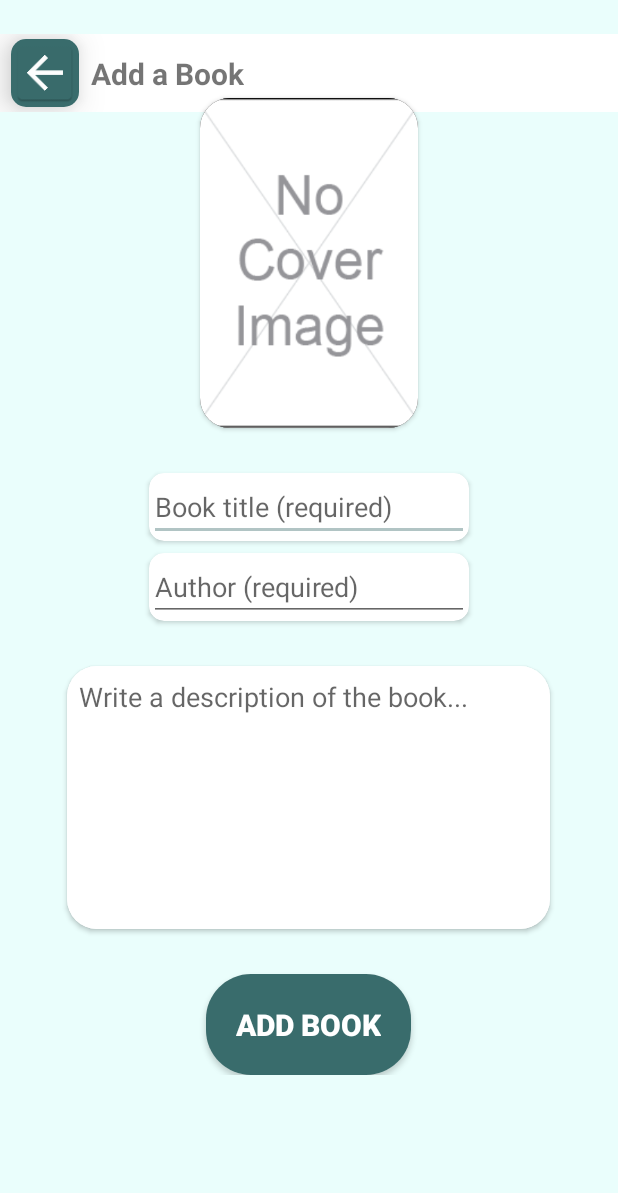
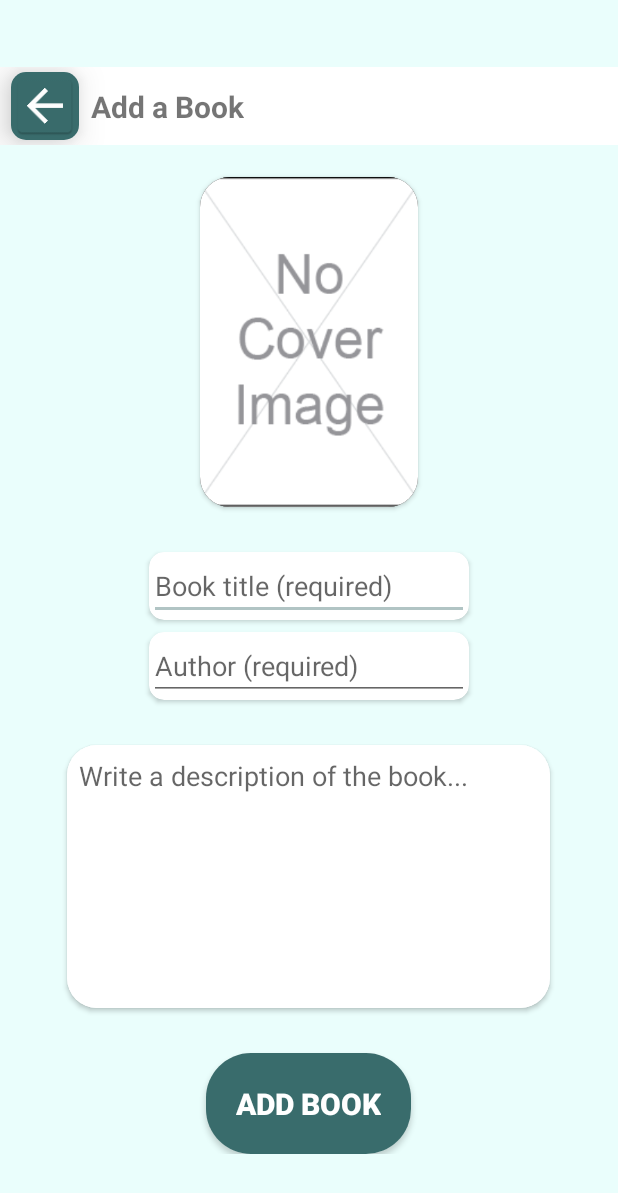
Before and after one commit to Puh00/Bookly, an Android app: the screen it shows after launch (MainActivity), in the side drawer, after a tap on "Add a book", on a phone screen of 412 x 824 dp. Shown: the top 1193 px of the screen. Run offline under Robolectric (Android 15) with nearby library versions, the phone set to English and light mode, and no system bars; our stand-ins replace data binding, navigation-ui.

Commit message:
Changed everything to constraint layout

```diff
--- a/app/src/main/java/com/example/bookly/adapter/HomePageAdapter.kt
+++ b/app/src/main/java/com/example/bookly/adapter/HomePageAdapter.kt
@@ -136,6 +136,7 @@ class HomePageAdapter(var ct: Context, var feedData: List<FeedItem>) : RecyclerV
         fun setReviewListener(feedData: List<FeedItem>, position: Int) {
             cardView.setOnClickListener { view: View ->
                 BooklyDataHandler.getInstance().currentBookForReview = feedData[position].review.book
+                BooklyDataHandler.getInstance().currentReview = feedData[position].review
                 view.findNavController().navigate(R.id.action_homeFragment_to_writeAReviewFragment)
             }
         }
--- a/app/src/main/java/com/example/bookly/adapter/ReviewsAdapter.kt
+++ b/app/src/main/java/com/example/bookly/adapter/ReviewsAdapter.kt
@@ -32,6 +32,7 @@ class ReviewsAdapter(var ct: Context, var reviewData: List<Review>) :
         //Listeners
         holder.cardView.setOnClickListener { view: View ->
             BooklyDataHandler.getInstance().currentBookForReview = reviewData[position].book
+            BooklyDataHandler.getInstance().currentReview = reviewData[position]
             view.findNavController().navigate(R.id.action_myReviewsFragment_to_writeAReviewFragment)
         }
     }
--- a/app/src/main/res/layout/fragment_add_a_book.xml
+++ b/app/src/main/res/layout/fragment_add_a_book.xml
@@ -3,7 +3,7 @@
 <layout xmlns:android="http://schemas.android.com/apk/res/android"
     xmlns:app="http://schemas.android.com/apk/res-auto">
 
-    <RelativeLayout
+    <androidx.constraintlayout.widget.ConstraintLayout
         android:layout_width="match_parent"
         android:layout_height="match_parent"
         android:background="@color/colorLighter">
@@ -14,12 +14,14 @@
             android:layout_width="match_parent"
             android:layout_height="match_parent"
             android:layout_alignParentTop="true"
-            android:layout_marginTop="-43dp" />
+            app:layout_constraintTop_toBottomOf="parent" />
 
         <ScrollView
             android:layout_width="match_parent"
             android:layout_height="match_parent"
-            android:layout_marginTop="25dp">
+            app:layout_constraintTop_toBottomOf="@+id/addABook_Appbar"
+            app:layout_constraintBottom_toBottomOf="parent"
+            android:layout_marginTop="58dp">
 
             <LinearLayout
                 android:layout_width="match_parent"
@@ -30,7 +32,7 @@
                 <androidx.cardview.widget.CardView
                     android:layout_width="wrap_content"
                     android:layout_height="wrap_content"
-                    android:layout_marginTop="40dp"
+                    android:layout_marginTop="60dp"
                     app:cardCornerRadius="20dp">
 
                     <ImageView
@@ -78,8 +80,8 @@
                 <androidx.cardview.widget.CardView
                     android:layout_width="wrap_content"
                     android:layout_height="wrap_content"
-                    app:cardCornerRadius="20dp"
-                    android:layout_marginTop="30dp">
+                    android:layout_marginTop="30dp"
+                    app:cardCornerRadius="20dp">
 
                     <EditText
                         android:id="@+id/descriptionTextView"
@@ -90,32 +92,32 @@
                         android:gravity="top|left"
                         android:hint="Write a description of the book..."
                         android:inputType="textMultiLine"
+                        android:padding="8dp"
                         android:textAlignment="viewStart"
-                        android:textSize="18sp"
-                        android:padding="8dp"/>
+                        android:textSize="18sp" />
                 </androidx.cardview.widget.CardView>
 
 
                 <androidx.cardview.widget.CardView
                     android:layout_width="wrap_content"
                     android:layout_height="wrap_content"
-                    app:cardCornerRadius="30dp"
-                    android:layout_marginTop="30dp">
+                    android:layout_marginTop="30dp"
+                    app:cardCornerRadius="30dp">
 
                     <Button
                         android:id="@+id/addBookButton"
                         android:layout_width="wrap_content"
                         android:layout_height="wrap_content"
                         android:background="@color/colorPrimaryDark"
+                        android:padding="20dp"
                         android:text="Add book"
+                        android:textColor="@color/white"
                         android:textSize="20sp"
-                        android:textColor="@color/white"
-                        android:textStyle="bold"
-                        android:padding="20dp"/>
+                        android:textStyle="bold" />
                 </androidx.cardview.widget.CardView>
 
             </LinearLayout>
         </ScrollView>
 
-    </RelativeLayout>
+    </androidx.constraintlayout.widget.ConstraintLayout>
 </layout>
--- a/app/src/main/res/layout/fragment_book.xml
+++ b/app/src/main/res/layout/fragment_book.xml
@@ -2,7 +2,7 @@
 <layout xmlns:android="http://schemas.android.com/apk/res/android"
     xmlns:app="http://schemas.android.com/apk/res-auto">
 
-    <RelativeLayout
+    <androidx.constraintlayout.widget.ConstraintLayout
         android:layout_width="match_parent"
         android:layout_height="match_parent"
         android:background="@color/colorLighter">
@@ -12,7 +12,7 @@
             layout="@layout/appbar_two"
             android:layout_width="match_parent"
             android:layout_height="match_parent"
-            android:layout_marginTop="-43dp" />
+            app:layout_constraintTop_toBottomOf="parent"/>
 
         <androidx.core.widget.NestedScrollView
             android:layout_width="match_parent"
@@ -90,7 +90,7 @@
 
         </androidx.core.widget.NestedScrollView>
 
-    </RelativeLayout>
+    </androidx.constraintlayout.widget.ConstraintLayout>
 
 
 </layout>
--- a/app/src/main/res/layout/fragment_settings.xml
+++ b/app/src/main/res/layout/fragment_settings.xml
@@ -3,7 +3,7 @@
 <layout xmlns:android="http://schemas.android.com/apk/res/android"
     xmlns:app="http://schemas.android.com/apk/res-auto">
 
-    <RelativeLayout
+    <androidx.constraintlayout.widget.ConstraintLayout
         android:layout_width="match_parent"
         android:layout_height="match_parent"
         android:background="@color/colorAccent">
@@ -13,7 +13,7 @@
             layout="@layout/appbar_two"
             android:layout_width="match_parent"
             android:layout_height="match_parent"
-            android:layout_marginTop="-43dp" />
+            app:layout_constraintTop_toBottomOf="parent" />
 
         <androidx.constraintlayout.widget.ConstraintLayout
             android:layout_width="match_parent"
@@ -38,5 +38,5 @@
         </androidx.constraintlayout.widget.ConstraintLayout>
 
 
-    </RelativeLayout>
+    </androidx.constraintlayout.widget.ConstraintLayout>
 </layout>
--- a/app/src/main/res/layout/fragment_write_a_review.xml
+++ b/app/src/main/res/layout/fragment_write_a_review.xml
@@ -3,7 +3,7 @@
 <layout xmlns:android="http://schemas.android.com/apk/res/android"
     xmlns:app="http://schemas.android.com/apk/res-auto">
 
-    <RelativeLayout
+    <androidx.constraintlayout.widget.ConstraintLayout
         android:layout_width="match_parent"
         android:layout_height="match_parent"
         android:background="@color/colorLighter">
@@ -14,7 +14,7 @@
             android:layout_width="match_parent"
             android:layout_height="match_parent"
             android:layout_alignParentTop="true"
-            android:layout_marginTop="-43dp" />
+            app:layout_constraintTop_toBottomOf="parent" />
 
         <ScrollView
             android:layout_width="match_parent"
@@ -138,5 +138,5 @@
         </ScrollView>
 
 
-    </RelativeLayout>
+    </androidx.constraintlayout.widget.ConstraintLayout>
 </layout>
```
Also changed, not shown: app/src/main/java/com/example/bookly/WriteAReviewFragment.kt (+5 -5 lines), app/src/main/java/com/example/bookly/backend/BooklyDataHandler.java (+12 -7 lines), app/src/main/res/layout/appbar.xml (+6 -17 lines), app/src/main/res/layout/fragment_choose_a_book.xml (+8 -5 lines).
